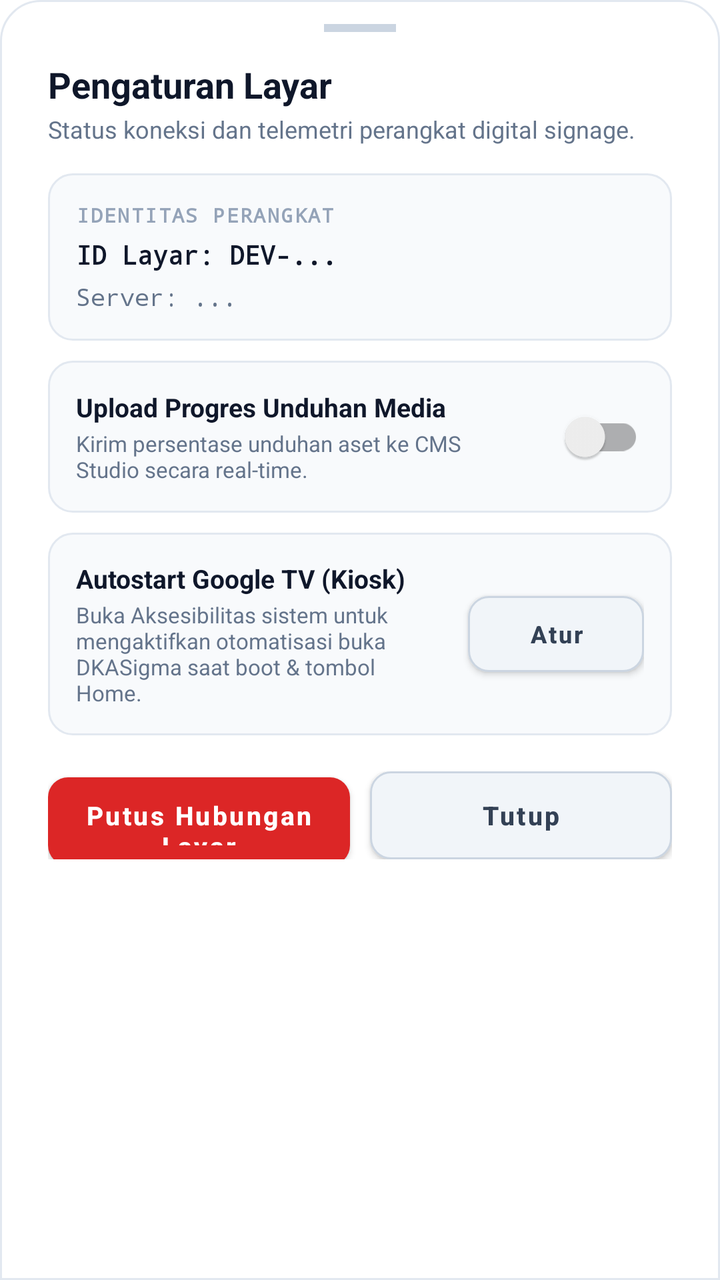
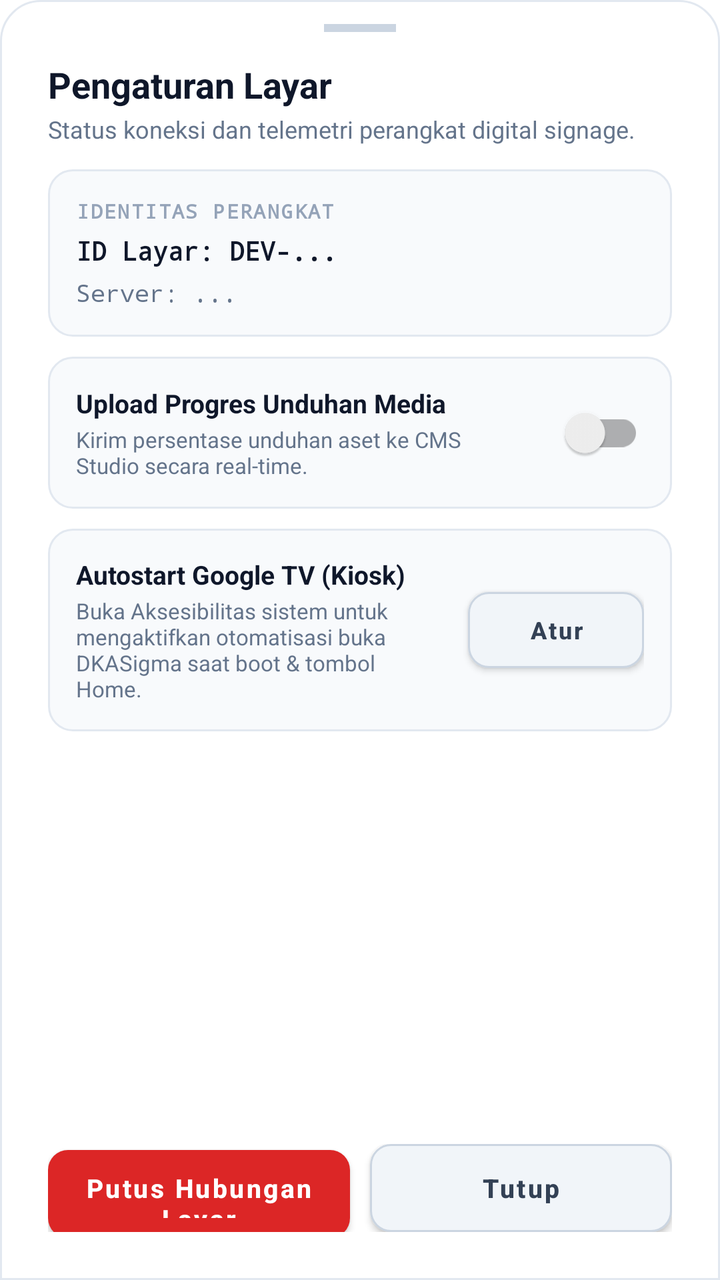

The first picture is an Android layout as it rendered before a commit; the second is the same layout after the commit. The layout source and the unified diff follow.
<!-- AndroidManifest.xml: application theme Theme.DKASigmaPlayer -->
<!-- res/layout/bottom_sheet_player_settings.xml -->
<?xml version="1.0" encoding="utf-8"?>
<LinearLayout xmlns:android="http://schemas.android.com/apk/res/android"
    xmlns:app="http://schemas.android.com/apk/res-auto"
    android:layout_width="match_parent"
    android:layout_height="wrap_content"
    android:orientation="vertical"
    android:background="@drawable/bg_bottom_sheet"
    android:paddingStart="24dp"
    android:paddingEnd="24dp"
    android:paddingTop="12dp"
    android:paddingBottom="24dp">

    
    <View
        android:layout_width="36dp"
        android:layout_height="4dp"
        android:layout_gravity="center_horizontal"
        android:layout_marginBottom="14dp"
        android:background="@color/sheet_drag_handle" />

    <ScrollView
        android:layout_width="match_parent"
        android:layout_height="wrap_content"
        android:fillViewport="true"
        android:scrollbars="none">

        <LinearLayout
            android:layout_width="match_parent"
            android:layout_height="wrap_content"
            android:orientation="vertical">

            
            <TextView
                android:layout_width="match_parent"
                android:layout_height="wrap_content"
                android:text="Pengaturan Layar"
                android:textColor="@color/sheet_text_primary"
                android:textSize="18sp"
                android:textStyle="bold" />

            <TextView
                android:layout_width="match_parent"
                android:layout_height="wrap_content"
                android:layout_marginTop="2dp"
                android:layout_marginBottom="14dp"
                android:text="Status koneksi dan telemetri perangkat digital signage."
                android:textColor="@color/sheet_text_secondary"
                android:textSize="12sp" />

            
            <LinearLayout
                android:layout_width="match_parent"
                android:layout_height="wrap_content"
                android:orientation="vertical"
                android:background="@drawable/bg_input_field"
                android:padding="14dp">

                <TextView
                    android:layout_width="wrap_content"
                    android:layout_height="wrap_content"
                    android:fontFamily="monospace"
                    android:letterSpacing="0.08"
                    android:text="IDENTITAS PERANGKAT"
                    android:textColor="@color/sheet_text_muted"
                    android:textSize="10sp"
                    android:textStyle="bold" />

                <TextView
                    android:id="@+id/tvSettingsDeviceId"
                    android:layout_width="match_parent"
                    android:layout_height="wrap_content"
                    android:layout_marginTop="4dp"
                    android:fontFamily="monospace"
                    android:text="ID Layar: DEV-..."
                    android:textColor="@color/sheet_text_primary"
                    android:textSize="13sp"
                    android:textStyle="bold" />

                <TextView
                    android:id="@+id/tvSettingsServerUrl"
                    android:layout_width="match_parent"
                    android:layout_height="wrap_content"
                    android:layout_marginTop="4dp"
                    android:fontFamily="monospace"
                    android:text="Server: ..."
                    android:textColor="@color/sheet_text_secondary"
                    android:textSize="12sp" />
            </LinearLayout>

            
            <LinearLayout
                android:layout_width="match_parent"
                android:layout_height="wrap_content"
                android:layout_marginTop="10dp"
                android:orientation="horizontal"
                android:gravity="center_vertical"
                android:background="@drawable/bg_input_field"
                android:padding="14dp">

                <LinearLayout
                    android:layout_width="0dp"
                    android:layout_height="wrap_content"
                    android:layout_weight="1"
                    android:orientation="vertical"
                    android:paddingEnd="12dp">

                    <TextView
                        android:layout_width="match_parent"
                        android:layout_height="wrap_content"
                        android:text="Upload Progres Unduhan Media"
                        android:textColor="@color/sheet_text_primary"
                        android:textSize="13sp"
                        android:textStyle="bold" />

                    <TextView
                        android:layout_width="match_parent"
                        android:layout_height="wrap_content"
                        android:layout_marginTop="2dp"
                        android:text="Kirim persentase unduhan aset ke CMS Studio secara real-time."
                        android:textColor="@color/sheet_text_secondary"
                        android:textSize="11sp" />
                </LinearLayout>

                <androidx.appcompat.widget.SwitchCompat
                    android:id="@+id/switchProgressUpload"
                    android:layout_width="wrap_content"
                    android:layout_height="wrap_content" />
            </LinearLayout>

            
            <LinearLayout
                android:layout_width="match_parent"
                android:layout_height="wrap_content"
                android:layout_marginTop="10dp"
                android:orientation="horizontal"
                android:gravity="center_vertical"
                android:background="@drawable/bg_input_field"
                android:padding="14dp">

                <LinearLayout
                    android:layout_width="0dp"
                    android:layout_height="wrap_content"
                    android:layout_weight="1"
                    android:orientation="vertical"
                    android:paddingEnd="12dp">

                    <TextView
                        android:layout_width="match_parent"
                        android:layout_height="wrap_content"
                        android:text="Autostart Google TV (Kiosk)"
                        android:textColor="@color/sheet_text_primary"
                        android:textSize="13sp"
                        android:textStyle="bold" />

                    <TextView
                        android:layout_width="match_parent"
                        android:layout_height="wrap_content"
                        android:layout_marginTop="2dp"
                        android:text="Buka Aksesibilitas sistem untuk mengaktifkan otomatisasi buka DKASigma saat boot &amp; tombol Home."
                        android:textColor="@color/sheet_text_secondary"
                        android:textSize="11sp" />
                </LinearLayout>

                <Button
                    android:id="@+id/btnOpenAccessibilitySettings"
                    android:layout_width="wrap_content"
                    android:layout_height="38dp"
                    android:background="@drawable/bg_btn_secondary"
                    app:backgroundTint="@null"
                    android:text="Atur"
                    android:textAllCaps="false"
                    android:textColor="@color/sheet_btn_secondary_text"
                    android:textSize="12sp"
                    android:textStyle="bold" />
            </LinearLayout>

            
            <LinearLayout
                android:layout_width="match_parent"
                android:layout_height="wrap_content"
                android:layout_marginTop="18dp"
                android:layout_marginBottom="4dp"
                android:orientation="horizontal">

                <Button
                    android:id="@+id/btnUnbindDevice"
                    android:layout_width="0dp"
                    android:layout_height="44dp"
                    android:layout_weight="1"
                    android:background="@drawable/bg_btn_danger"
                    app:backgroundTint="@null"
                    android:text="Putus Hubungan Layar"
                    android:textAllCaps="false"
                    android:textColor="#ffffff"
                    android:textSize="13sp"
                    android:textStyle="bold" />

                <Button
                    android:id="@+id/btnDismissSettings"
                    android:layout_width="0dp"
                    android:layout_height="44dp"
                    android:layout_weight="1"
                    android:layout_marginStart="10dp"
                    android:background="@drawable/bg_btn_secondary"
                    app:backgroundTint="@null"
                    android:text="Tutup"
                    android:textAllCaps="false"
                    android:textColor="@color/sheet_btn_secondary_text"
                    android:textSize="13sp"
                    android:textStyle="bold" />
            </LinearLayout>

        </LinearLayout>
    </ScrollView>
</LinearLayout>
<!-- resources referenced by this layout -->
<resources>
  <color name="sheet_btn_secondary_text">#334155</color>
  <color name="sheet_drag_handle">#cbd5e1</color>
  <color name="sheet_text_muted">#94a3b8</color>
  <color name="sheet_text_primary">#0f172a</color>
  <color name="sheet_text_secondary">#64748b</color>
  <!-- drawable bg_bottom_sheet (drawable) -->
  <?xml version="1.0" encoding="utf-8"?>
  <shape xmlns:android="http://schemas.android.com/apk/res/android"
      android:shape="rectangle">
      <solid android:color="@color/sheet_bg" />
      <corners
          android:topLeftRadius="20dp"
          android:topRightRadius="20dp" />
      <stroke
          android:width="1dp"
          android:color="@color/sheet_card_border" />
  </shape>
  <!-- drawable bg_btn_danger (drawable) -->
  <?xml version="1.0" encoding="utf-8"?>
  <ripple xmlns:android="http://schemas.android.com/apk/res/android"
      android:color="@color/sheet_btn_danger_ripple">
      <item>
          <shape android:shape="rectangle">
              <solid android:color="@color/sheet_btn_danger_bg" />
              <corners android:radius="10dp" />
          </shape>
      </item>
  </ripple>
  <!-- drawable bg_btn_secondary (drawable) -->
  <?xml version="1.0" encoding="utf-8"?>
  <ripple xmlns:android="http://schemas.android.com/apk/res/android"
      android:color="@color/sheet_card_border">
      <item>
          <shape android:shape="rectangle">
              <solid android:color="@color/sheet_btn_secondary_bg" />
              <corners android:radius="10dp" />
              <stroke
                  android:width="1dp"
                  android:color="@color/sheet_btn_secondary_border" />
          </shape>
      </item>
  </ripple>
  <!-- drawable bg_input_field (drawable) -->
  <?xml version="1.0" encoding="utf-8"?>
  <shape xmlns:android="http://schemas.android.com/apk/res/android"
      android:shape="rectangle">
      <solid android:color="@color/sheet_card_bg" />
      <corners android:radius="12dp" />
      <stroke
          android:width="1dp"
          android:color="@color/sheet_card_border" />
  </shape>
  <style name="Theme.DKASigmaPlayer" parent="Theme.MaterialComponents.DayNight.NoActionBar">
          <item name="colorPrimary">@color/primary_500</item>
          <item name="colorPrimaryVariant">@color/primary_600</item>
          <item name="colorOnPrimary">#ffffff</item>
          <item name="android:statusBarColor">@color/sheet_bg</item>
          <item name="android:navigationBarColor">@color/sheet_bg</item>
      </style>
  <color name="sheet_bg">#ffffff</color>
  <color name="sheet_card_border">#e2e8f0</color>
  <color name="sheet_btn_danger_ripple">#b91c1c</color>
  <color name="sheet_btn_danger_bg">#dc2626</color>
  <color name="sheet_btn_secondary_bg">#f1f5f9</color>
  <color name="sheet_btn_secondary_border">#cbd5e1</color>
  <color name="sheet_card_bg">#f8fafc</color>
  <color name="primary_500">#0284c7</color>
  <color name="primary_600">#0369a1</color>
</resources>

<!-- the commit's change to res/layout/bottom_sheet_player_settings.xml (unified diff, before → after) -->
@@ -18,9 +18,30 @@
         android:layout_marginBottom="14dp"
         android:background="@color/sheet_drag_handle" />
 
+    
+    <TextView
+        android:layout_width="match_parent"
+        android:layout_height="wrap_content"
+        android:text="Pengaturan Layar"
+        android:textColor="@color/sheet_text_primary"
+        android:textSize="18sp"
+        android:textStyle="bold" />
+
+    <TextView
+        android:layout_width="match_parent"
+        android:layout_height="wrap_content"
+        android:layout_marginTop="2dp"
+        android:layout_marginBottom="12dp"
+        android:text="Status koneksi dan telemetri perangkat digital signage."
+        android:textColor="@color/sheet_text_secondary"
+        android:textSize="12sp" />
+
+    
     <ScrollView
-        android:layout_width="match_parent"
-        android:layout_height="wrap_content"
+        android:id="@+id/scrollSettingsContent"
+        android:layout_width="match_parent"
+        android:layout_height="0dp"
+        android:layout_weight="1"
         android:fillViewport="true"
         android:scrollbars="none">
 
@@ -28,24 +49,6 @@
             android:layout_width="match_parent"
             android:layout_height="wrap_content"
             android:orientation="vertical">
-
-            
-            <TextView
-                android:layout_width="match_parent"
-                android:layout_height="wrap_content"
-                android:text="Pengaturan Layar"
-                android:textColor="@color/sheet_text_primary"
-                android:textSize="18sp"
-                android:textStyle="bold" />
-
-            <TextView
-                android:layout_width="match_parent"
-                android:layout_height="wrap_content"
-                android:layout_marginTop="2dp"
-                android:layout_marginBottom="14dp"
-                android:text="Status koneksi dan telemetri perangkat digital signage."
-                android:textColor="@color/sheet_text_secondary"
-                android:textSize="12sp" />
 
             
             <LinearLayout
@@ -124,7 +127,8 @@
                 <androidx.appcompat.widget.SwitchCompat
                     android:id="@+id/switchProgressUpload"
                     android:layout_width="wrap_content"
-                    android:layout_height="wrap_content" />
+                    android:layout_height="wrap_content"
+                    android:focusable="true" />
             </LinearLayout>
 
             
@@ -132,6 +136,7 @@
                 android:layout_width="match_parent"
                 android:layout_height="wrap_content"
                 android:layout_marginTop="10dp"
+                android:layout_marginBottom="4dp"
                 android:orientation="horizontal"
                 android:gravity="center_vertical"
                 android:background="@drawable/bg_input_field"
@@ -171,45 +176,49 @@
                     android:textAllCaps="false"
                     android:textColor="@color/sheet_btn_secondary_text"
                     android:textSize="12sp"
-                    android:textStyle="bold" />
-            </LinearLayout>
-
-            
-            <LinearLayout
-                android:layout_width="match_parent"
-                android:layout_height="wrap_content"
-                android:layout_marginTop="18dp"
-                android:layout_marginBottom="4dp"
-                android:orientation="horizontal">
-
-                <Button
-                    android:id="@+id/btnUnbindDevice"
-                    android:layout_width="0dp"
-                    android:layout_height="44dp"
-                    android:layout_weight="1"
-                    android:background="@drawable/bg_btn_danger"
-                    app:backgroundTint="@null"
-                    android:text="Putus Hubungan Layar"
-                    android:textAllCaps="false"
-                    android:textColor="#ffffff"
-                    android:textSize="13sp"
-                    android:textStyle="bold" />
-
-                <Button
-                    android:id="@+id/btnDismissSettings"
-                    android:layout_width="0dp"
-                    android:layout_height="44dp"
-                    android:layout_weight="1"
-                    android:layout_marginStart="10dp"
-                    android:background="@drawable/bg_btn_secondary"
-                    app:backgroundTint="@null"
-                    android:text="Tutup"
-                    android:textAllCaps="false"
-                    android:textColor="@color/sheet_btn_secondary_text"
-                    android:textSize="13sp"
-                    android:textStyle="bold" />
+                    android:textStyle="bold"
+                    android:focusable="true" />
             </LinearLayout>
 
         </LinearLayout>
     </ScrollView>
+
+    
+    <LinearLayout
+        android:layout_width="match_parent"
+        android:layout_height="wrap_content"
+        android:layout_marginTop="14dp"
+        android:orientation="horizontal">
+
+        <Button
+            android:id="@+id/btnUnbindDevice"
+            android:layout_width="0dp"
+            android:layout_height="44dp"
+            android:layout_weight="1"
+            android:background="@drawable/bg_btn_danger"
+            app:backgroundTint="@null"
+            android:text="Putus Hubungan Layar"
+            android:textAllCaps="false"
+            android:textColor="#ffffff"
+            android:textSize="13sp"
+            android:textStyle="bold"
+            android:focusable="true"
+            android:focusableInTouchMode="true" />
+
+        <Button
+            android:id="@+id/btnDismissSettings"
+            android:layout_width="0dp"
+            android:layout_height="44dp"
+            android:layout_weight="1"
+            android:layout_marginStart="10dp"
+            android:background="@drawable/bg_btn_secondary"
+            app:backgroundTint="@null"
+            android:text="Tutup"
+            android:textAllCaps="false"
+            android:textColor="@color/sheet_btn_secondary_text"
+            android:textSize="13sp"
+            android:textStyle="bold"
+            android:focusable="true"
+            android:focusableInTouchMode="true" />
+    </LinearLayout>
 </LinearLayout>
